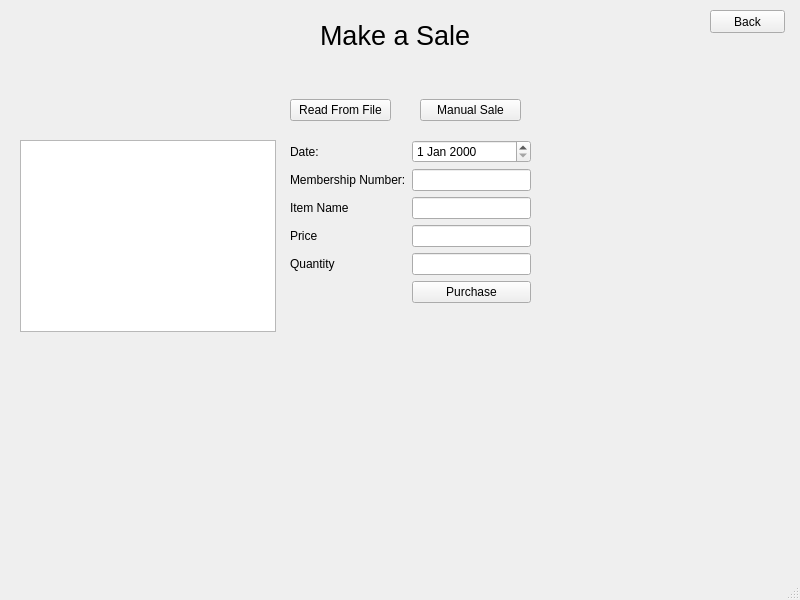
Qt form make_sale/make_sale.ui (WinterCS003/CS008_Project1) before a commit.
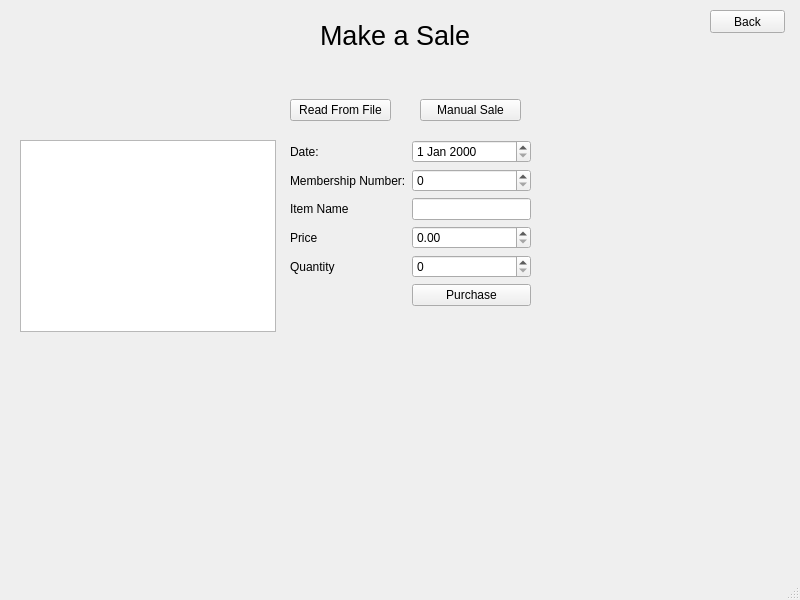
The same form after that commit.

```diff
--- a/make_sale/make_sale.ui
+++ b/make_sale/make_sale.ui
@@ -65,9 +65,6 @@
        </property>
       </widget>
      </item>
-     <item row="1" column="1">
-      <widget class="QLineEdit" name="number"/>
-     </item>
      <item row="2" column="0">
       <widget class="QLabel" name="nameLabel">
        <property name="text">
@@ -85,9 +82,6 @@
        </property>
       </widget>
      </item>
-     <item row="3" column="1">
-      <widget class="QLineEdit" name="price"/>
-     </item>
      <item row="4" column="0">
       <widget class="QLabel" name="quantityLabel">
        <property name="text">
@@ -95,9 +89,6 @@
        </property>
       </widget>
      </item>
-     <item row="4" column="1">
-      <widget class="QLineEdit" name="quantity"/>
-     </item>
      <item row="5" column="1">
       <layout class="QHBoxLayout" name="submitLayout">
        <item>
@@ -109,6 +100,15 @@
        </item>
       </layout>
      </item>
+     <item row="1" column="1">
+      <widget class="QSpinBox" name="Id"/>
+     </item>
+     <item row="4" column="1">
+      <widget class="QSpinBox" name="quantity"/>
+     </item>
+     <item row="3" column="1">
+      <widget class="QDoubleSpinBox" name="itemPrice"/>
+     </item>
     </layout>
    </widget>
    <widget class="QWidget" name="verticalLayoutWidget">
```
Left out of the diff: 4 changed lines with no effect on the pictures.
